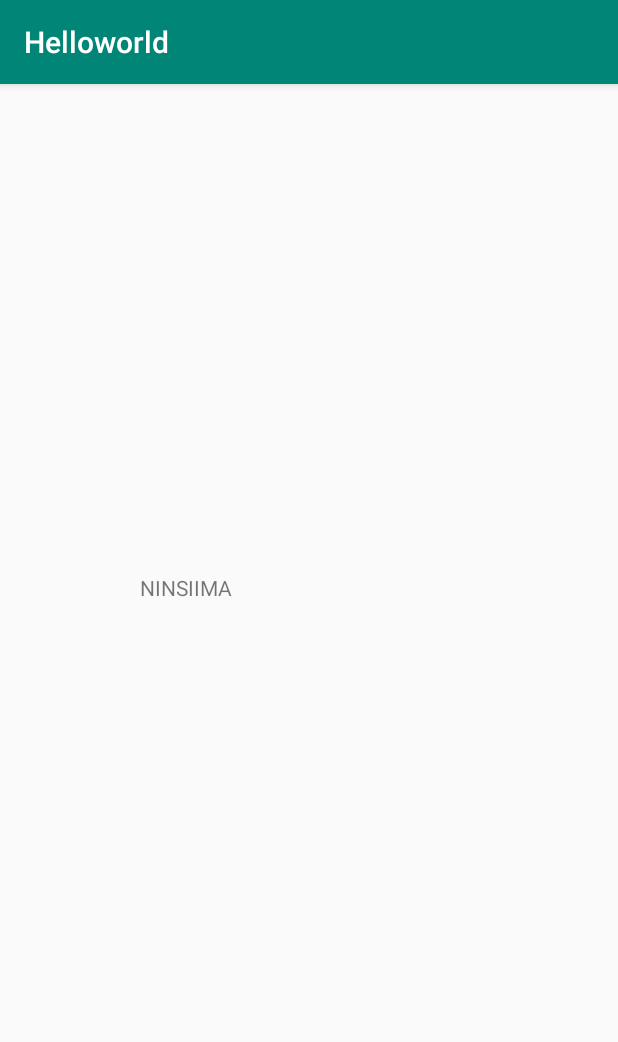
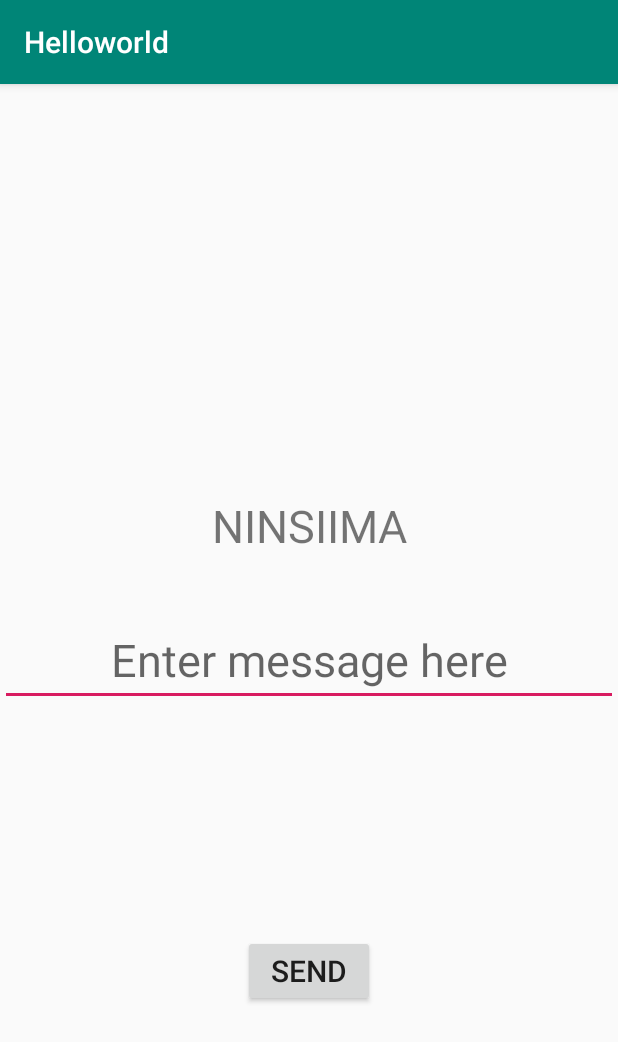
Before and after one commit to NinsiimaD/Helloworld, an Android app: the screen it shows after launch (MainActivity), on a phone screen of 412 x 824 dp. Shown: the top 1042 px of the screen. Run offline under Robolectric (Android 15) with nearby library versions, the phone set to English and light mode, and no system bars.

Commit message:
Class practice

```diff
--- a/app/src/main/AndroidManifest.xml
+++ b/app/src/main/AndroidManifest.xml
@@ -9,6 +9,7 @@
         android:roundIcon="@mipmap/ic_launcher_round"
         android:supportsRtl="true"
         android:theme="@style/AppTheme">
+        <activity android:name=".DisplayMessageActivity"></activity>
         <activity android:name=".MainActivity">
             <intent-filter>
                 <action android:name="android.intent.action.MAIN" />
--- a/app/src/main/res/layout/activity_main.xml
+++ b/app/src/main/res/layout/activity_main.xml
@@ -6,15 +6,45 @@
     android:layout_height="match_parent"
     tools:context=".MainActivity">
 
-    <TextView
-        android:layout_width="226dp"
-        android:layout_height="116dp"
-        android:text="@string/ninsiima"
+    <EditText
+        android:id="@+id/message"
+        android:layout_width="match_parent"
+        android:layout_height="wrap_content"
+
+        android:hint="Enter message here"
+        android:textSize="30dp"
+        android:textAlignment="center"
         app:layout_constraintBottom_toBottomOf="parent"
         app:layout_constraintEnd_toEndOf="parent"
+        app:layout_constraintStart_toStartOf="parent"
+        app:layout_constraintTop_toTopOf="parent" />
+
+    <TextView
+        android:id="@+id/textView2"
+        android:layout_width="match_parent"
+        android:layout_height="wrap_content"
+        android:text="@string/ninsiima"
+        android:textSize="30dp"
+        android:textAlignment="center"
+        app:layout_constraintBottom_toBottomOf="parent"
+        app:layout_constraintEnd_toEndOf="parent"
+        app:layout_constraintHorizontal_bias="0.0"
         app:layout_constraintLeft_toLeftOf="parent"
         app:layout_constraintRight_toRightOf="parent"
         app:layout_constraintStart_toStartOf="parent"
-        app:layout_constraintTop_toTopOf="parent" />
+        app:layout_constraintTop_toTopOf="parent"
+        app:layout_constraintVertical_bias="0.377" />
+
+    <Button
+        android:id="@+id/sendbutton"
+        android:layout_width="wrap_content"
+        android:layout_height="wrap_content"
+        android:onClick="sendMessage"
+        android:text="send"
+        android:textSize="20dp"
+        app:layout_constraintBottom_toBottomOf="parent"
+        app:layout_constraintEnd_toEndOf="parent"
+        app:layout_constraintStart_toStartOf="parent"
+        app:layout_constraintTop_toBottomOf="@+id/message" />
 
 </androidx.constraintlayout.widget.ConstraintLayout>
```
Also changed, not shown: app/src/main/java/com/example/helloworld/DisplayMessageActivity.java (added, +26 -0 lines), app/src/main/java/com/example/helloworld/MainActivity.java (+19 -1 lines), app/src/main/res/layout/activity_display_message.xml (added, +31 -0 lines).
